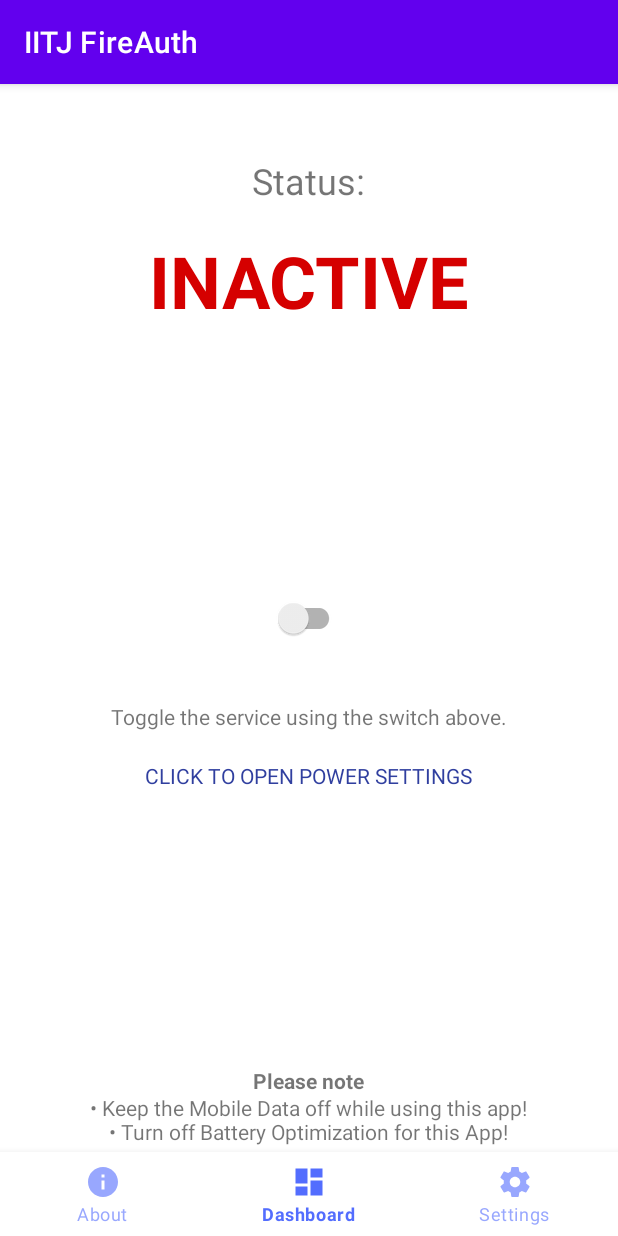
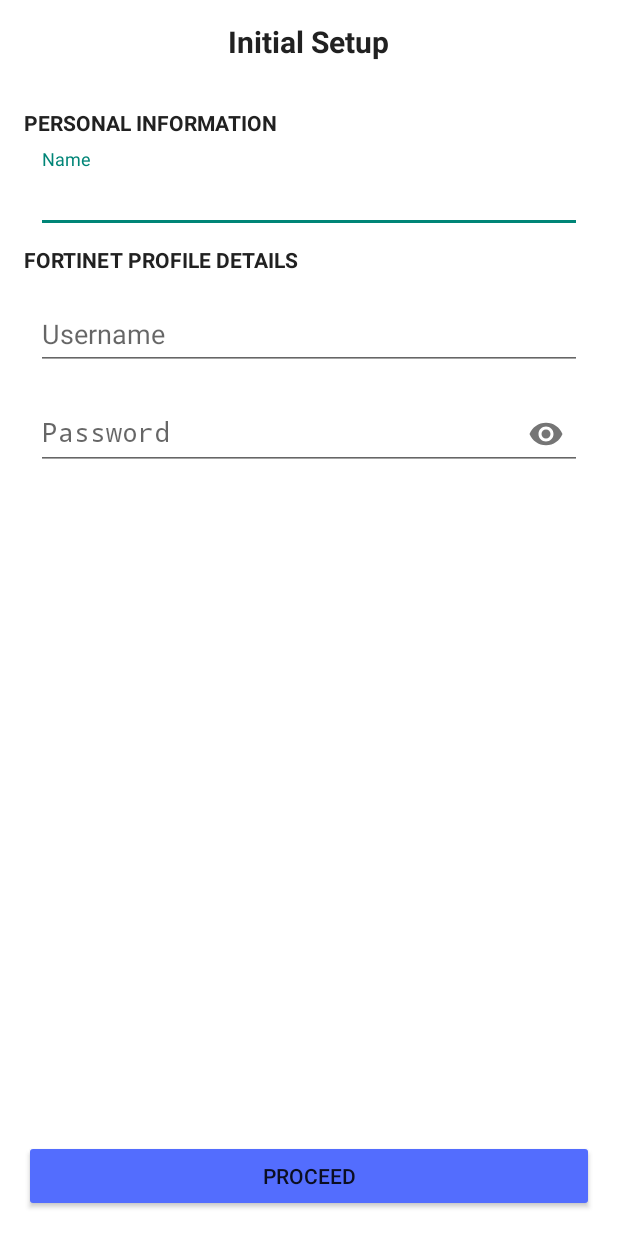
Before and after one commit to pratyaksh123/IITJ_Auth, an Android app: the screen it shows after launch (MainActivity before the commit, InitialSetupActivity after it), on a phone screen of 412 x 824 dp. Run offline under Robolectric (Android 15) with nearby library versions, the phone set to English and light mode, and no system bars; libraries missing offline, so code that uses them is left out: com.github.angads25.toggle; plain views replace LabeledSwitch; 3 statements that could not run were skipped.

Commit message:
UI Changes #3

```diff
--- a/app/build.gradle
+++ b/app/build.gradle
@@ -37,16 +37,18 @@ android {
 }
 
 dependencies {
+    implementation("androidx.lifecycle:lifecycle-viewmodel-ktx:2.5.0-beta01")
     implementation 'com.github.angads25:toggle:1.1.0'
     implementation 'io.sentry:sentry-android:5.7.3'
-    implementation("org.jetbrains.kotlinx:kotlinx-coroutines-android:1.5.0")
+    implementation("org.jetbrains.kotlinx:kotlinx-coroutines-android:1.6.0")
     implementation "androidx.work:work-runtime:2.7.1"
     implementation("com.squareup.okhttp3:okhttp:4.9.3")
     implementation 'androidx.core:core-ktx:1.7.0'
     implementation 'androidx.appcompat:appcompat:1.4.1'
-    implementation 'com.google.android.material:material:1.5.0'
+    implementation 'com.google.android.material:material:1.7.0-alpha01'
     implementation 'androidx.constraintlayout:constraintlayout:2.1.3'
     implementation 'androidx.work:work-runtime-ktx:2.7.1'
+    implementation("androidx.core:core-splashscreen:1.0.0-beta02")
     testImplementation 'junit:junit:4.13.2'
     androidTestImplementation 'androidx.test.ext:junit:1.1.3'
     androidTestImplementation 'androidx.test.espresso:espresso-core:3.4.0'
--- a/app/src/main/AndroidManifest.xml
+++ b/app/src/main/AndroidManifest.xml
@@ -13,7 +13,7 @@
         android:label="@string/app_name"
         android:roundIcon="@mipmap/ic_launcher_round"
         android:supportsRtl="true"
-        android:theme="@style/Theme.IITJ_Auth"
+        android:theme="@style/Theme.App.Starting"
         android:usesCleartextTraffic="true">
 
         <meta-data
@@ -42,7 +42,9 @@
                 <category android:name="android.intent.category.LAUNCHER" />
             </intent-filter>
         </activity>
-        <receiver android:name=".receivers.BootActionReceiver"
+        <activity android:name=".activities.InitialSetupActivity" android:theme="@style/Theme.MaterialComponents.Light.NoActionBar.Bridge"/>
+        <receiver
+            android:name=".receivers.BootActionReceiver"
             android:exported="false">
             <intent-filter>
                 <action android:name="android.intent.action.BOOT_COMPLETED" />
--- /dev/null
+++ b/app/src/main/java/com/blockgeeks/iitj_auth/activities/InitialSetupActivity.kt
@@ -0,0 +1,94 @@
+package com.blockgeeks.iitj_auth.activities
+
+import android.app.Activity
+import android.content.Intent
+import android.os.Bundle
+import android.text.TextUtils
+import android.widget.Button
+import android.widget.EditText
+import android.widget.TextView
+import com.blockgeeks.iitj_auth.R
+import com.google.android.material.textfield.TextInputLayout
+import java.util.regex.Pattern
+
+class InitialSetupActivity: Activity() {
+    private lateinit var initialSetupPageHeadingTextView: TextView
+    private lateinit var initialSetupNameEditText: EditText
+    private var initialSetupUserName1EditText:EditText? = null
+    private var initialSetupPassword1EditText:EditText? = null
+    private var initialSetupTextInputLayoutName: TextInputLayout? = null
+    private var initialSetupTextInputLayoutUserName1:TextInputLayout? = null
+    private var initialSetupTextInputLayoutPassword1:TextInputLayout? = null
+    private var initialSetupDoneButton: Button? = null
+    private var userName1: String? = null
+    private var password1:String? = null
+    private var name:String? = null
+
+    override fun onCreate(savedInstanceState: Bundle?) {
+        super.onCreate(savedInstanceState)
+        setContentView(R.layout.initial_setup_screen)
+
+        val sharedPreferences = getSharedPreferences("initial_setup", MODE_PRIVATE)
+        val editor = sharedPreferences.edit()
+
+        findIds()
+
+        initialSetupDoneButton!!.setOnClickListener {
+            if (validateInputs()) {
+                editor.putString("name", name)
+                editor.putString("username1", userName1)
+                editor.putString("password1", password1)
+                editor.putBoolean("initial_setup", true)
+                editor.apply()
+                val intent = Intent(this@InitialSetupActivity, MainActivity::class.java)
+                startActivity(intent)
+                finish()
+            }
+        }
+    }
+
+    private fun validateInputs(): Boolean {
+        var nameBoolean = false
+        var username1Boolean = false
+        var password1Boolean = false
+        val namePattern = Pattern.compile("^[a-zA-Z ]+$")
+        val nameMatcher = namePattern.matcher(initialSetupNameEditText.text.toString())
+        if (nameMatcher.matches()) {
+            nameBoolean = true
+            name = initialSetupNameEditText.text.toString()
+            initialSetupTextInputLayoutName!!.isErrorEnabled = false
+        } else {
+            initialSetupTextInputLayoutName!!.error = getString(R.string.invalid_name)
+        }
+        if (!TextUtils.isEmpty(initialSetupUserName1EditText!!.text.toString().lowercase())) {
+            username1Boolean = true
+            userName1 = initialSetupUserName1EditText!!.text.toString().lowercase()
+            initialSetupTextInputLayoutUserName1!!.isErrorEnabled = false
+        } else {
+            initialSetupTextInputLayoutUserName1!!.error = getString(R.string.this_cannot_be_empty)
+        }
+        if (!TextUtils.isEmpty(initialSetupPassword1EditText!!.text)) {
+            password1Boolean = true
+            password1 = initialSetupPassword1EditText!!.text.toString()
+            initialSetupTextInputLayoutPassword1!!.isErrorEnabled = false
+        } else {
+            initialSetupTextInputLayoutPassword1!!.error = getString(R.string.this_cannot_be_empty)
+        }
+        return nameBoolean &&
+                username1Boolean &&
+                password1Boolean
+    }
+
+    private fun findIds() {
+        initialSetupPageHeadingTextView = findViewById(R.id.initialSetupPageHeadingTextView)
+        initialSetupNameEditText = findViewById(R.id.initialSetupNameEditText)
+        initialSetupUserName1EditText = findViewById(R.id.initialSetupUserName1EditText)
+        initialSetupPassword1EditText = findViewById(R.id.initialSetupPassword1EditText)
+        initialSetupTextInputLayoutName = findViewById(R.id.initialSetupTextInputLayoutName)
+        initialSetupTextInputLayoutUserName1 =
+            findViewById(R.id.initialSetupTextInputLayoutUserName1)
+        initialSetupTextInputLayoutPassword1 =
+            findViewById(R.id.initialSetupTextInputLayoutPassword1)
+        initialSetupDoneButton = findViewById(R.id.initialSetupDoneButton)
+    }
+}
--- a/app/src/main/java/com/blockgeeks/iitj_auth/activities/MainActivity.kt
+++ b/app/src/main/java/com/blockgeeks/iitj_auth/activities/MainActivity.kt
@@ -1,28 +1,35 @@
 package com.blockgeeks.iitj_auth.activities
 
+import android.content.Context
+import android.content.Intent
 import android.os.Bundle
-import android.util.Log
-import android.view.MenuItem
-import android.widget.Button
 import androidx.appcompat.app.AppCompatActivity
+import androidx.core.splashscreen.SplashScreen.Companion.installSplashScreen
 import androidx.fragment.app.Fragment
 import com.blockgeeks.iitj_auth.R
 import com.blockgeeks.iitj_auth.fragments.AboutFragment
 import com.blockgeeks.iitj_auth.fragments.DashboardFragment
 import com.blockgeeks.iitj_auth.fragments.SettingsFragment
 import com.google.android.material.bottomnavigation.BottomNavigationView
-import com.google.android.material.navigation.NavigationBarView
 
 const val TAG = "MainActivity"
 
 class MainActivity : AppCompatActivity() {
     private lateinit var bottomNavigationView: BottomNavigationView
     override fun onCreate(savedInstanceState: Bundle?) {
+        installSplashScreen()
         super.onCreate(savedInstanceState)
-
         val aboutFragment = AboutFragment()
         val dashboardFragment = DashboardFragment()
         val settingsFragment = SettingsFragment()
+
+        val sharedPreferences = applicationContext.getSharedPreferences("initial_setup", Context.MODE_PRIVATE)
+        val initialSetupBoolean = sharedPreferences.getBoolean("initial_setup", false)
+
+        if(!initialSetupBoolean) {
+            intent = Intent(applicationContext, InitialSetupActivity::class.java)
+            startActivity(intent)
+        }
 
         setContentView(R.layout.activity_main)
         bottomNavigationView = findViewById(R.id.bottomNavigationView)
--- a/app/src/main/java/com/blockgeeks/iitj_auth/fragments/SettingsFragment.kt
+++ b/app/src/main/java/com/blockgeeks/iitj_auth/fragments/SettingsFragment.kt
@@ -188,7 +188,6 @@ class SettingsFragment : Fragment() {
             .setNegativeButton(
                 "Cancel"
             ) { _, _ ->
-                Toast.makeText(context, "Operation Cancelled!", Toast.LENGTH_SHORT).show()
             }.create()
         Objects.requireNonNull(alertDialog.window)
             ?.setSoftInputMode(WindowManager.LayoutParams.SOFT_INPUT_STATE_ALWAYS_VISIBLE)
--- a/app/src/main/res/layout/initial_setup_screen.xml
+++ b/app/src/main/res/layout/initial_setup_screen.xml
@@ -4,7 +4,8 @@
     xmlns:tools="http://schemas.android.com/tools"
     android:layout_width="match_parent"
     android:layout_height="match_parent"
-    android:background="@color/bgColor">
+    android:background="@color/bgColor"
+    tools:context=".activities.InitialSetupActivity">
 
     <androidx.appcompat.widget.Toolbar
         android:id="@+id/initialSetupToolbar"
@@ -49,7 +50,7 @@
                 android:layout_width="wrap_content"
                 android:layout_height="wrap_content"
                 android:layout_marginBottom="8dp"
-                android:text="Personal information"
+                android:text="@string/personal_information"
                 android:textAllCaps="true"
                 android:textColor="@color/primary_text"
                 android:textStyle="bold" />
@@ -78,7 +79,7 @@
                 android:layout_width="wrap_content"
                 android:layout_height="wrap_content"
                 android:layout_marginBottom="8dp"
-                android:text="Fortinet profile details"
+                android:text="@string/profile_1"
                 android:textAllCaps="true"
                 android:textColor="@color/primary_text"
                 android:textStyle="bold" />
--- /dev/null
+++ b/app/src/main/res/values/splash.xml
@@ -0,0 +1,10 @@
+<?xml version="1.0" encoding="utf-8"?>
+<resources>
+    <style name="Theme.App.Starting" parent="Theme.SplashScreen">
+        <item name="windowSplashScreenBackground">@color/accent</item>
+
+        <item name="windowSplashScreenAnimatedIcon">@drawable/ic_launcher_foreground</item>
+        <item name="windowSplashScreenAnimationDuration">300</item>
+        <item name="postSplashScreenTheme">@style/Theme.IITJ_Auth</item>
+    </style>
+</resources>
```
